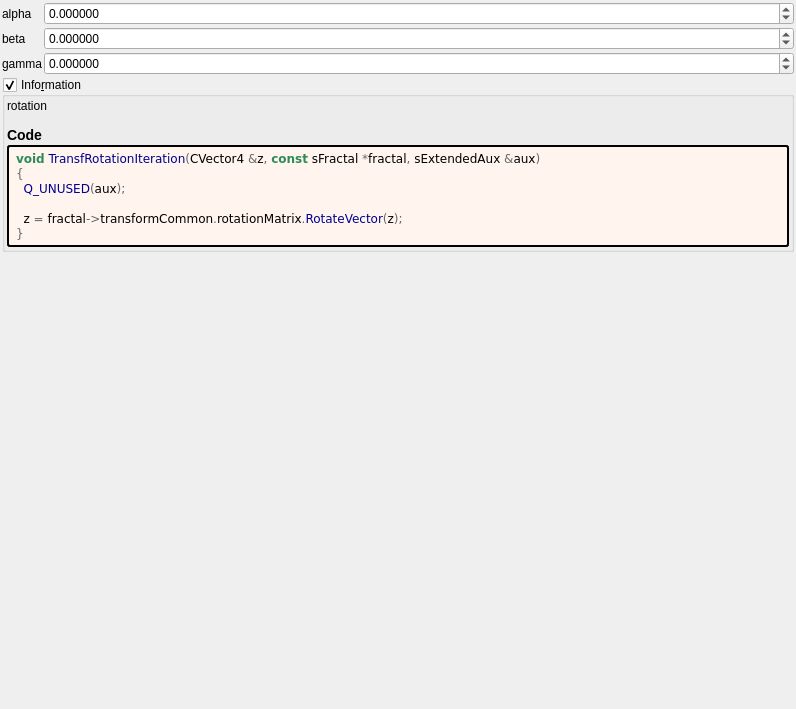
Before: the Qt Designer form mandelbulber2/formula/ui/transf_rotation.ui in buddhi1980/mandelbulber2, drawn with Qt 5.
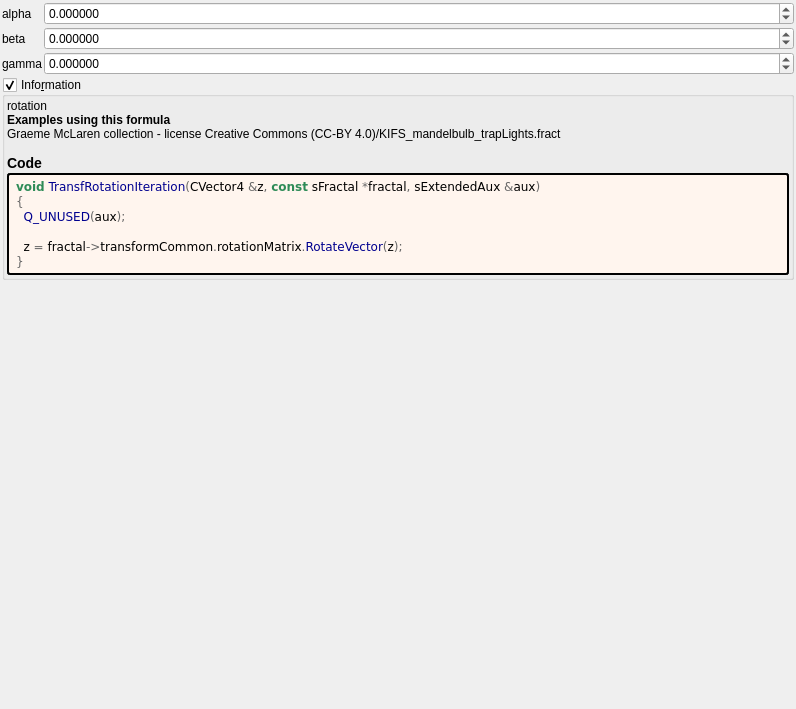
After: the same form once the commit is applied. Custom widgets are drawn as their Qt base class.

```diff
--- a/mandelbulber2/formula/ui/transf_rotation.ui
+++ b/mandelbulber2/formula/ui/transf_rotation.ui
@@ -173,7 +173,7 @@
         <property name="text">
          <string notr="true">&lt;p&gt;rotation&lt;/p&gt;&lt;table&gt;
 &lt;/table&gt;
-&lt;h3&gt;Code&lt;/h3&gt;</string>
+&lt;br&gt;&lt;b&gt;Examples using this formula&lt;/b&gt;&lt;br&gt;Graeme McLaren  collection - license Creative Commons  (CC-BY 4.0)/KIFS_mandelbulb_trapLights.fract&lt;h3&gt;Code&lt;/h3&gt;</string>
         </property>
         <property name="wordWrap">
          <bool>true</bool>
```
